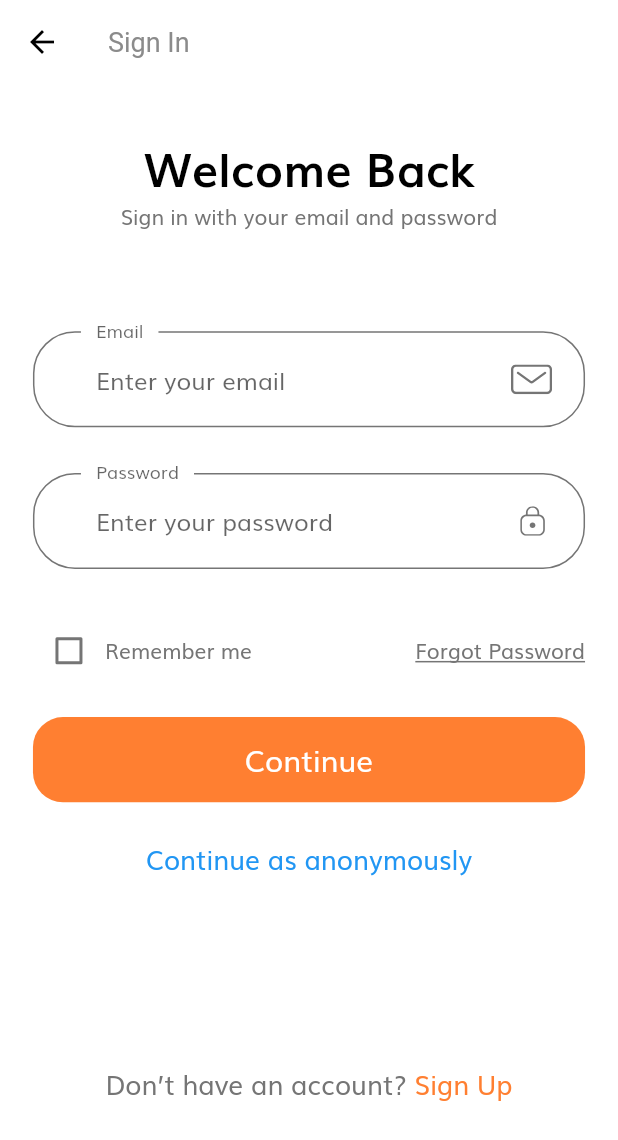
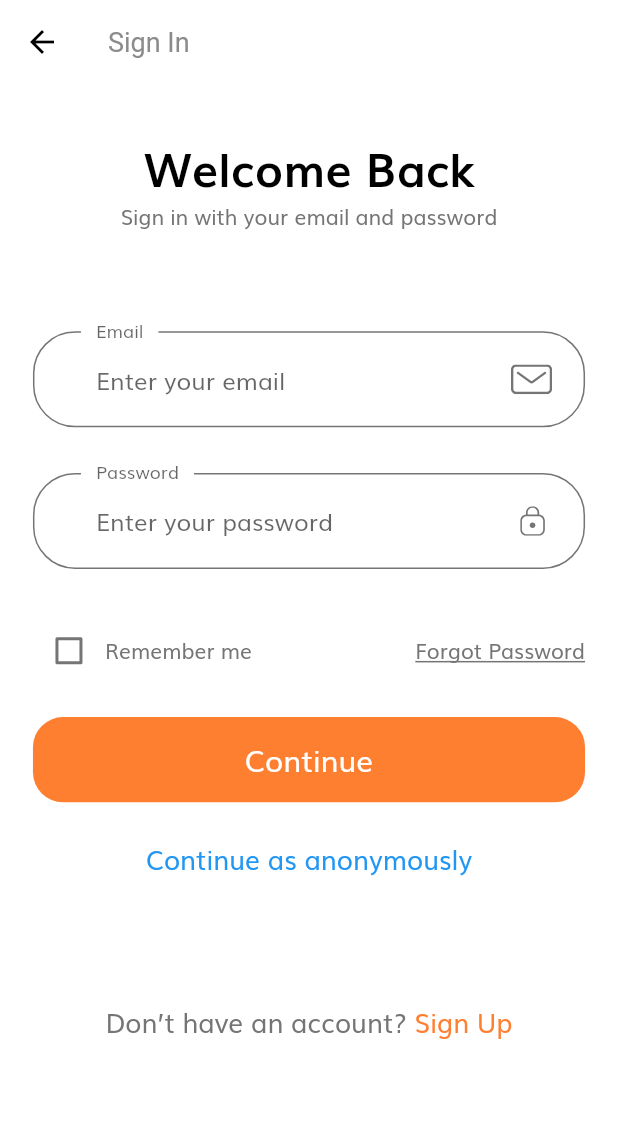
Before and after one commit to senihberkay/SOLEMATE-CS308-eCommerce-Project, a Flutter app: the screen it shows after launch, after a tap on "Continue", on a phone screen of 412 x 824 dp. Shown: the top 1140 px of the screen. Run offline on Flutter 3.47's test engine with Material 2 defaults, Android fonts, the phone set to English and light mode, and no system bars; our stand-ins replace cloud_firestore, firebase_auth, firebase_core, flutter_svg; accounts and stored records are empty.

Commit message:
some fixes

```diff
--- a/lib/Screens/details/components/body.dart
+++ b/lib/Screens/details/components/body.dart
@@ -2,6 +2,7 @@ import 'package:flutter/material.dart';
 import 'package:flutter_auth/components/default_button.dart';
 import 'package:flutter_auth/models/Product.dart';
 import 'package:flutter_auth/size_config.dart';
+import 'package:flutter_auth/Screens/details/details_screen.dart';
 
 import 'color_dots.dart';
 import 'product_description.dart';
@@ -25,6 +26,7 @@ class Body extends StatelessWidget {
               ProductDescription(
                 product: product,
                 pressOnSeeMore: () {},
+                //product description returns null, fix it
               ),
               TopRoundedContainer(
                 color: Color(0xFFF6F7F9),
--- a/lib/Screens/details/components/product_description.dart
+++ b/lib/Screens/details/components/product_description.dart
@@ -1,6 +1,7 @@
 import 'package:flutter/material.dart';
 import 'package:flutter_svg/flutter_svg.dart';
 import 'package:flutter_auth/models/Product.dart';
+import 'package:flutter_auth/Screens/details/details_screen.dart';
 
 import '../../../constants.dart';
 import '../../../size_config.dart';
@@ -65,7 +66,9 @@ class ProductDescription extends StatelessWidget {
             vertical: 10,
           ),
           child: GestureDetector(
-            onTap: () {},
+            onTap: () {
+              Navigator.pushNamed(context, DetailsScreen.routeName);
+            },
             child: Row(
               children: [
                 Text(
--- a/lib/Screens/sign_in/components/body.dart
+++ b/lib/Screens/sign_in/components/body.dart
@@ -52,7 +52,7 @@ class Body extends StatelessWidget {
                 // ),
                 SizedBox(height: getProportionateScreenHeight(20)),
                 ContiuneAnonTExt(),
-                SizedBox(height: SizeConfig.screenHeight * 0.15),
+                SizedBox(height: SizeConfig.screenHeight * 0.10),
                 NoAccountText(),
               ],
             ),
--- a/lib/components/product_card.dart
+++ b/lib/components/product_card.dart
@@ -65,7 +65,9 @@ class ProductCard extends StatelessWidget {
                   ),
                   InkWell(
                     borderRadius: BorderRadius.circular(50),
-                    onTap: () {},
+                    onTap: () {
+                      // buraya yazılacak olan favorileme fonksiyonu eklenilecek
+                    },
                     child: Container(
                       padding: EdgeInsets.all(getProportionateScreenWidth(8)),
                       height: getProportionateScreenWidth(28),
```
Also changed, not shown: lib/components/coustom_bottom_nav_bar.dart (+4 -3 lines).
